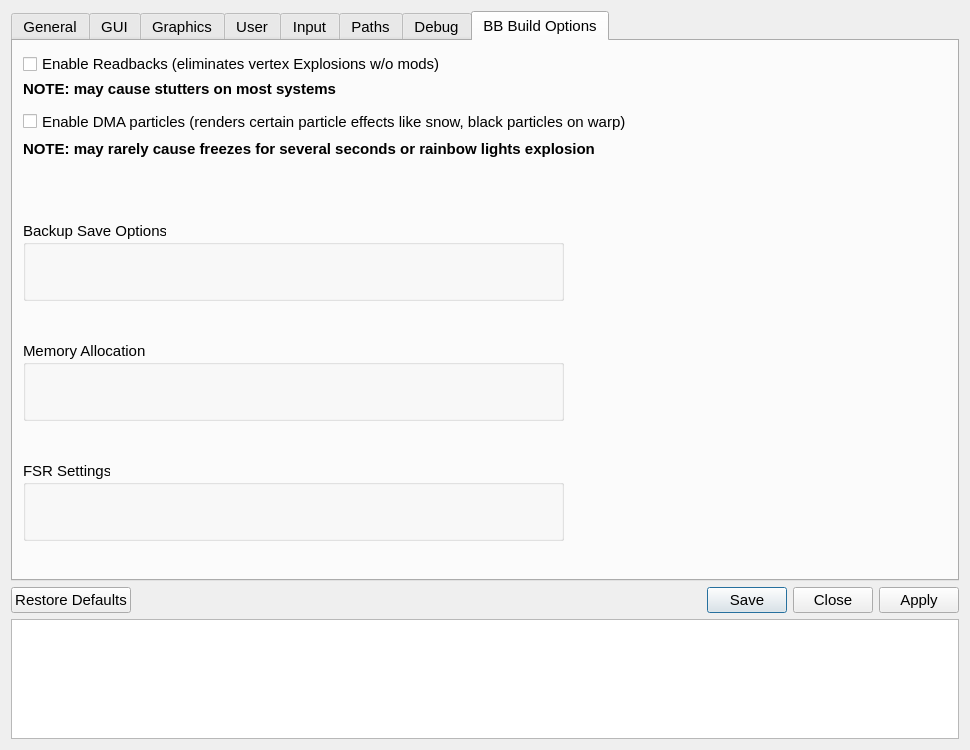
Old version of the form src/qt_gui/settings_dialog.ui in the repository diegolix29/shadPS4.
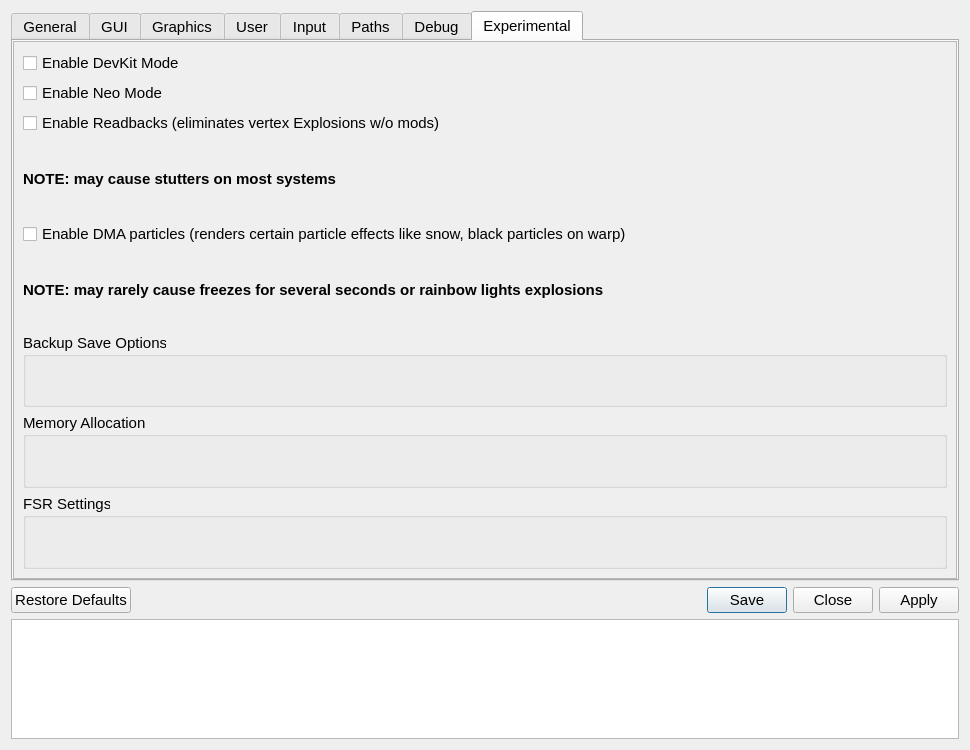
New version of the form. Icons and pictures are not drawn.

Commit message: more settings to tab

What changed in the file:
```diff
--- a/src/qt_gui/settings_dialog.ui
+++ b/src/qt_gui/settings_dialog.ui
@@ -2183,127 +2183,115 @@
                </property>
               </widget>
              </item>
-             <item row="1" column="1">
-              <widget class="QCheckBox" name="ReadbacksCheckBox">
-               <property name="text">
-                <string>Enable Readbacks (removes vertex Explosions in BB, causes additional stutters)</string>
-               </property>
-              </widget>
-             </item>
-            </layout>
-           </item>
-          </layout>
-         </widget>
-        </item>
-       </layout>
-      </widget>
-     </widget>
-     <widget class="QWidget" name="tab">
+            </layout>
+           </item>
+          </layout>
+         </widget>
+        </item>
+       </layout>
+      </widget>
+     </widget>
+    <widget class="QScrollArea" name="experimentalTab">
+      <property name="widgetResizable">
+        <bool>true</bool>
+      </property>
       <attribute name="title">
-       <string>BB Build Options</string>
+        <string>Experimental</string>
       </attribute>
-      <widget class="QCheckBox" name="ReadbacksCheckBox">
+      <widget class="QWidget" name="experimentalTabContents">
        <property name="geometry">
         <rect>
-         <x>10</x>
-         <y>10</y>
-         <width>751</width>
-         <height>26</height>
-        </rect>
-       </property>
+            <x>0</x>
+            <y>0</y>
+            <width>946</width>
+            <height>536</height>
+          </rect>
+        </property>
+        <layout class="QVBoxLayout" name="verticalLayout_experimental">
+          <item>
+            <widget class="QCheckBox" name="isDevKitCheckBox">
+              <property name="text">
+                <string>Enable DevKit Mode</string>
+              </property>
+            </widget>
+          </item>
+          <item>
+            <widget class="QCheckBox" name="isNeoModeCheckBox">
+              <property name="text">
+                <string>Enable Neo Mode</string>
+              </property>
+            </widget>
+          </item>
+
+          <item>
+            <widget class="QCheckBox" name="ReadbacksCheckBox">
        <property name="text">
         <string>Enable Readbacks (eliminates vertex Explosions w/o mods)</string>
        </property>
       </widget>
+          </item>
+
+          <item>
+            <widget class="QLabel" name="label_2">
+              <property name="font">
+                <font>
+                  <pointsize>11</pointsize>
+                  <bold>true</bold>
+                </font>
+              </property>
+              <property name="text">
+                <string>NOTE: may cause stutters on most systems</string>
+              </property>
+            </widget>
+          </item>
+
+          <item>
+            <widget class="QCheckBox" name="ParticlesCheckBox">
+              <property name="text">
+                <string>Enable DMA particles (renders certain particle effects like snow, black particles on warp)</string>
+              </property>
+            </widget>
+          </item>
+
+          <item>
+            <widget class="QLabel" name="label_3">
+              <property name="font">
+                <font>
+                  <pointsize>11</pointsize>
+                  <bold>true</bold>
+                </font>
+              </property>
+              <property name="text">
+                <string>NOTE: may rarely cause freezes for several seconds or rainbow lights explosions</string>
+              </property>
+            </widget>
+          </item>
+
+          <item>
       <widget class="QGroupBox" name="groupBox">
-       <property name="geometry">
-        <rect>
-         <x>10</x>
-         <y>180</y>
-         <width>541</width>
-         <height>80</height>
-        </rect>
-       </property>
        <property name="title">
         <string>Backup Save Options</string>
        </property>
       </widget>
+          </item>
+
+          <item>
       <widget class="QGroupBox" name="groupBox_2">
-       <property name="geometry">
-        <rect>
-         <x>10</x>
-         <y>300</y>
-         <width>541</width>
-         <height>80</height>
-        </rect>
-       </property>
        <property name="title">
         <string>Memory Allocation</string>
        </property>
       </widget>
+          </item>
+
+          <item>
       <widget class="QGroupBox" name="groupBox_3">
-       <property name="geometry">
-        <rect>
-         <x>10</x>
-         <y>420</y>
-         <width>541</width>
-         <height>80</height>
-        </rect>
-       </property>
        <property name="title">
         <string>FSR Settings</string>
        </property>
       </widget>
-      <widget class="QCheckBox" name="ParticlesCheckBox">
-       <property name="geometry">
-        <rect>
-         <x>10</x>
-         <y>70</y>
-         <width>771</width>
-         <height>21</height>
-        </rect>
-       </property>
-       <property name="text">
-        <string>Enable DMA particles (renders certain particle effects like snow, black particles on warp)</string>
-       </property>
-      </widget>
-      <widget class="QLabel" name="label_2">
-       <property name="geometry">
-        <rect>
-         <x>10</x>
-         <y>40</y>
-         <width>381</width>
-         <height>16</height>
-        </rect>
-       </property>
-       <property name="font">
-        <font>
-         <pointsize>11</pointsize>
-         <bold>true</bold>
-        </font>
-       </property>
-       <property name="text">
-        <string>NOTE: may cause stutters on most systems</string>
-       </property>
-      </widget>
-      <widget class="QLabel" name="label_3">
-       <property name="geometry">
-        <rect>
-         <x>10</x>
-         <y>100</y>
-         <width>571</width>
-         <height>16</height>
-        </rect>
-       </property>
-       <property name="font">
-        <font>
-         <pointsize>11</pointsize>
-         <bold>true</bold>
-        </font>
-       </property>
-       <property name="text">
-        <string>NOTE: may rarely cause freezes for several seconds or rainbow lights explosions</string>
-       </property>
+          </item>
+
+        </layout>
       </widget>
      </widget>
     </widget>
```
Lines whose indentation alone changed are shown as unchanged. The commit also changes 2 other files.
